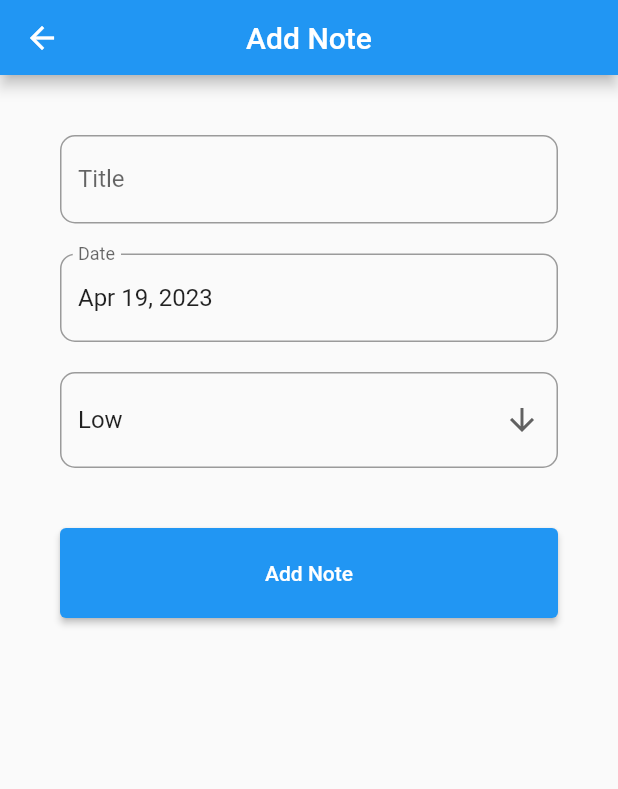
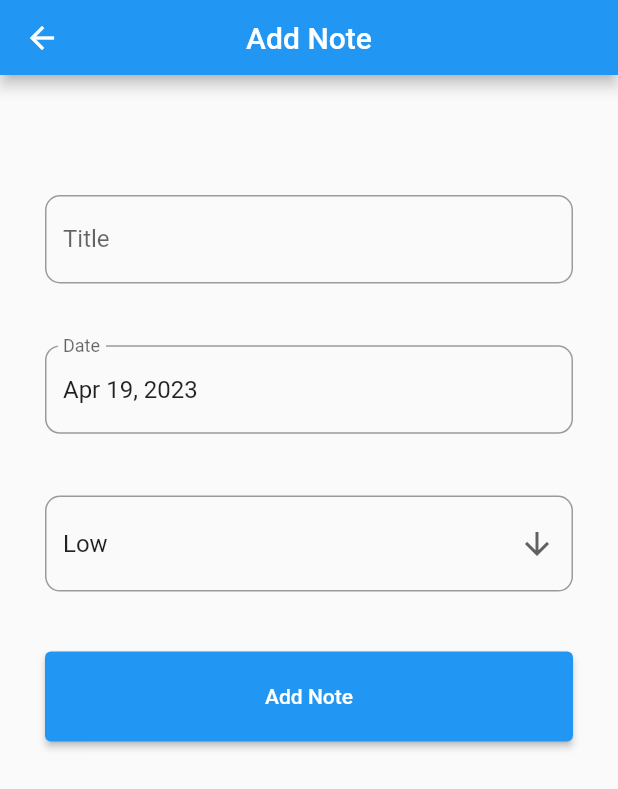
Before and after one commit to javed-khan-developer/flutter_sqlite_crud, a Flutter app: the AddNoteView screen opened directly, after a tap on "Add Note", after a tap on the "add" icon, on a phone screen of 412 x 824 dp. Shown: the top 789 px of the screen. Run offline on Flutter 3.47's test engine with Material 2 defaults, Android fonts, the phone set to English and light mode, and no system bars; our stand-ins replace sqflite; accounts and stored records are empty.

Commit message:
code refactored

```diff
--- a/lib/view/add_note_view.dart
+++ b/lib/view/add_note_view.dart
@@ -56,28 +56,48 @@ class _AddNoteViewState extends State<AddNoteView> {
 
   @override
   Widget build(BuildContext context) {
+    Size s = MediaQuery.of(context).size;
+    double size = s.height + s.width;
+
     return Scaffold(
       appBar: CustomAppBar(title: titleText),
       body: GestureDetector(
         onTap: () => FocusScope.of(context).unfocus(),
         child: SingleChildScrollView(
           child: Padding(
-            padding: const EdgeInsets.symmetric(horizontal: 40, vertical: 40),
+            padding: const EdgeInsets.symmetric(horizontal: 30, vertical: 80),
             child: Form(
               key: _formKey,
               child: Column(
                 children: [
-                  TextFormField(
+                  titleField(),
+                  SizedBox(height: size / 30),
+                  dateField(),
+                  SizedBox(height: size / 30),
+                  dropdown(),
+                  submitButton(),
+                ],
+              ),
+            ),
+          ),
+        ),
+      ),
+    );
+  }
+
+  TextFormField titleField() {
+    return TextFormField(
       decoration: InputDecoration(
         labelText: 'Title',
-                      border: OutlineInputBorder(
-                          borderRadius: BorderRadius.circular(10)),
+        border: OutlineInputBorder(borderRadius: BorderRadius.circular(10)),
       ),
       onSaved: (newValue) => _title = newValue!,
       initialValue: _title,
-                  ),
-                  const SizedBox(height: 20),
-                  TextFormField(
+    );
+  }
+
+  TextFormField dateField() {
+    return TextFormField(
       readOnly: true,
       controller: _dateController,
       onTap: _handleDatePicker,
@@ -87,9 +107,23 @@ class _AddNoteViewState extends State<AddNoteView> {
           borderRadius: BorderRadius.circular(10),
         ),
       ),
+    );
+  }
+
+  Container submitButton() {
+    return Container(
+      margin: const EdgeInsets.symmetric(vertical: 40),
+      height: 60,
+      width: double.infinity,
+      decoration: BoxDecoration(
+        borderRadius: BorderRadius.circular(30),
       ),
-                  const SizedBox(height: 20),
-                  DropdownButtonFormField(
+      child: ElevatedButton(onPressed: _submit, child: Text(btnText)),
+    );
+  }
+
+  DropdownButtonFormField<String> dropdown() {
+    return DropdownButtonFormField(
       icon: const Icon(Icons.arrow_downward),
       items: _priorities.map((String priority) {
         return DropdownMenuItem(
@@ -105,35 +139,6 @@ class _AddNoteViewState extends State<AddNoteView> {
         borderRadius: BorderRadius.circular(10),
       )),
       value: _priority,
-                  ),
-                  Container(
-                    margin: const EdgeInsets.symmetric(vertical: 40),
-                    height: 60,
-                    width: double.infinity,
-                    decoration: BoxDecoration(
-                      borderRadius: BorderRadius.circular(30),
-                    ),
-                    child: ElevatedButton(
-                        onPressed: _submit, child: Text(btnText)),
-                  ),
-                  widget.note != null
-                      ? Container(
-                          margin: const EdgeInsets.symmetric(vertical: 40),
-                          height: 60,
-                          width: double.infinity,
-                          decoration: BoxDecoration(
-                            borderRadius: BorderRadius.circular(30),
-                          ),
-                          child: ElevatedButton(
-                              onPressed: _delete, child: const Text('Delete')),
-                        )
-                      : const SizedBox.shrink()
-                ],
-              ),
-            ),
-          ),
-        ),
-      ),
     );
   }
 
@@ -153,7 +158,6 @@ class _AddNoteViewState extends State<AddNoteView> {
 
   _submit() {
     _formKey.currentState!.save();
-    print('$_title,$_date,$_priority');
     Note note = Note(
       title: _title,
       date: _date,
@@ -172,12 +176,6 @@ class _AddNoteViewState extends State<AddNoteView> {
     widget.updateNoteList!();
   }
 
-  _delete() {
-    DatabaseHelper.instance.deleteNote(widget.note!.id!);
-    goToHomeView();
-    widget.updateNoteList!();
-  }
-
   void goToHomeView() {
     Navigator.pushReplacement(
         context,
--- a/lib/view/home_view.dart
+++ b/lib/view/home_view.dart
@@ -4,7 +4,9 @@ import 'package:intl/intl.dart';
 import '../model/note_model.dart';
 import '../controller/database.dart';
 import '../utility/priority_color.dart';
+import '../widget/circular_progress_bar.dart';
 import '../widget/custom_app_bar.dart';
+import '../widget/delete_widget.dart';
 import 'add_note_view.dart';
 
 class MyHomePage extends StatefulWidget {
@@ -31,15 +33,15 @@ class _MyHomePageState extends State<MyHomePage> {
 
   @override
   Widget build(BuildContext context) {
+    Size s = MediaQuery.of(context).size;
+    double size = s.height + s.width;
     return Scaffold(
       appBar: const CustomAppBar(title: 'MY NOTES'),
       body: FutureBuilder(
         future: _noteList,
         builder: (context, snapshot) {
           if (!snapshot.hasData) {
-            return const Center(
-              child: CircularProgressIndicator(),
-            );
+            return circularProgressBar();
           }
           final int completeNoteCount = snapshot.data!
               .where((Note note) => note.status == 1)
@@ -52,9 +54,9 @@ class _MyHomePageState extends State<MyHomePage> {
               if (index == 0) {
                 return Column(
                   children: [
-                    const SizedBox(height: 10),
+                    SizedBox(height: size / 100),
                     Text('$completeNoteCount of ${snapshot.data!.length}'),
-                    const SizedBox(height: 10),
+                    SizedBox(height: size / 100),
                   ],
                 );
               }
@@ -70,7 +72,7 @@ class _MyHomePageState extends State<MyHomePage> {
                   },
                   direction: DismissDirection.endToStart,
                   key: Key(snapshot.data![index].toString()),
-                  background: Container(color: Colors.red),
+                  background: deleteWidget(),
                   child: _buildNotes(snapshot.data![index]));
             },
           );
@@ -118,9 +120,7 @@ class _MyHomePageState extends State<MyHomePage> {
   }
 
   Widget _buildNotes(Note note) {
-    return Column(
-      children: [
-        ListTile(
+    return ListTile(
       leading: Padding(
         padding: const EdgeInsets.symmetric(vertical: 18),
         child: Icon(
@@ -162,9 +162,6 @@ class _MyHomePageState extends State<MyHomePage> {
                     updateNoteList: _updateNoteList(),
                     note: note,
                   ))),
-        ),
-        const Divider()
-      ],
     );
   }
 
--- /dev/null
+++ b/lib/widget/circular_progress_bar.dart
@@ -0,0 +1,7 @@
+import 'package:flutter/material.dart';
+
+Center circularProgressBar() {
+  return const Center(
+    child: CircularProgressIndicator(),
+  );
+}
--- /dev/null
+++ b/lib/widget/delete_widget.dart
@@ -0,0 +1,14 @@
+import 'package:flutter/material.dart';
+
+Container deleteWidget() {
+  return Container(
+    color: Colors.red,
+    child: const Align(
+      alignment: Alignment.centerRight,
+      child: Icon(
+        color: Colors.white,
+        Icons.delete,
+      ),
+    ),
+  );
+}
```
Lines whose indentation alone changed are shown as unchanged.
